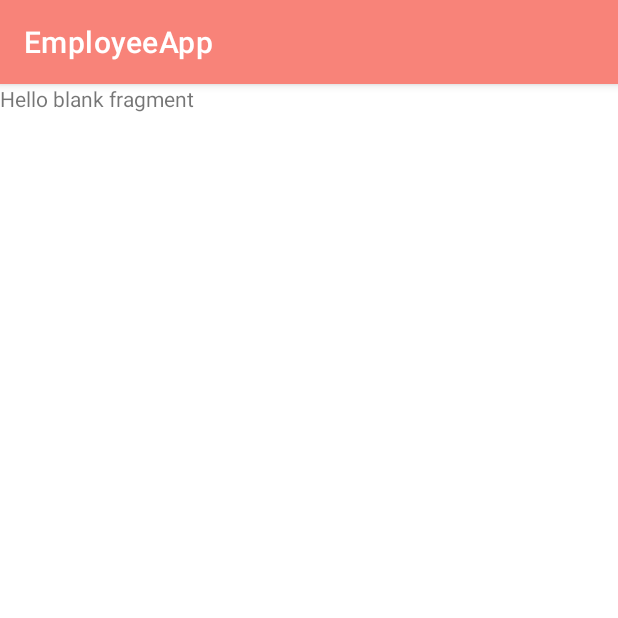
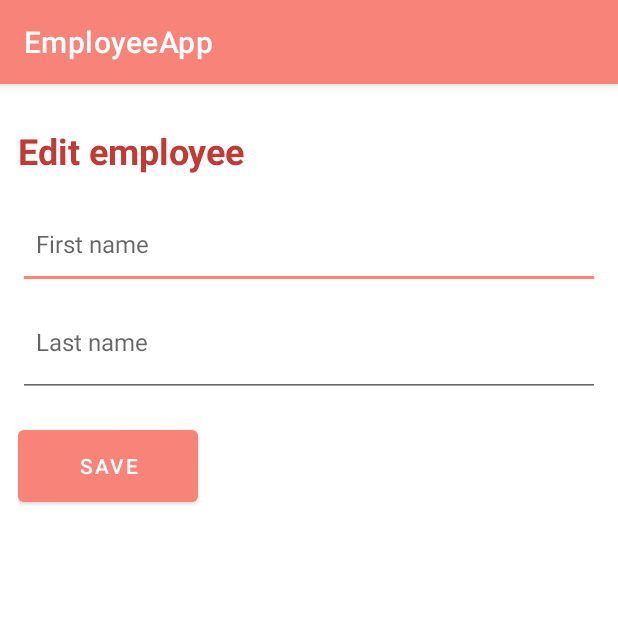
Before and after one commit to florscolari/EmployeeAppProject, an Android app: the fragment EditEmployeeFragment shown on its own in the app's theme, on a phone screen of 412 x 824 dp, the top half of it. Run offline under Robolectric (Android 15) with nearby library versions, the phone set to English and light mode, and no system bars; our stand-ins replace data binding.

Commit message:
added layout for edit employee

```diff
--- a/app/src/main/res/layout/fragment_edit_employee.xml
+++ b/app/src/main/res/layout/fragment_edit_employee.xml
@@ -1,14 +1,61 @@
 <?xml version="1.0" encoding="utf-8"?>
-<FrameLayout xmlns:android="http://schemas.android.com/apk/res/android"
+<layout
+    xmlns:android="http://schemas.android.com/apk/res/android"
     xmlns:tools="http://schemas.android.com/tools"
-    android:layout_width="match_parent"
-    android:layout_height="match_parent"
-    tools:context=".fragments.EditEmployeeFragment">
+    xmlns:app="http://schemas.android.com/apk/res-auto">
 
-    <!-- TODO: Update blank fragment layout -->
-    <TextView
+    <RelativeLayout
         android:layout_width="match_parent"
         android:layout_height="match_parent"
-        android:text="@string/hello_blank_fragment" />
+        android:orientation="vertical"
+        tools:context=".NewNoteFragment"
+        android:padding="12dp">
 
-</FrameLayout>
+        <TextView
+            android:id="@+id/editEmployeeHeading"
+            android:layout_width="wrap_content"
+            android:layout_height="wrap_content"
+            android:layout_alignParentTop="true"
+            android:layout_marginTop="16dp"
+            android:fontFamily="@font/poppins"
+            android:text="@string/edit_employee"
+            android:textStyle="bold"
+            android:textColor="@color/red"
+            android:textSize="24sp" />
+
+        <EditText
+            android:id="@+id/editEmployeeFirstName"
+            android:layout_width="match_parent"
+            android:layout_height="60dp"
+            android:autofillHints=""
+            android:hint="@string/enter_first_name"
+            android:inputType="text"
+            android:padding="12dp"
+            android:textSize="16sp"
+            android:layout_below="@id/editEmployeeHeading"
+            android:layout_marginTop="16dp"
+            android:maxLines="1"
+            android:fontFamily="@font/poppins"/>
+
+        <EditText
+            android:id="@+id/editEmployeeLastName"
+            android:layout_width="match_parent"
+            android:layout_height="60dp"
+            android:hint="@string/enter_last_name"
+            android:autofillHints=""
+            android:inputType="text"
+            android:gravity="top"
+            android:padding="12dp"
+            android:textSize="16sp"
+            android:fontFamily="@font/poppins"
+            android:layout_below="@id/editEmployeeFirstName"
+            android:layout_marginTop="12dp" />
+
+        <Button
+            android:layout_width="120dp"
+            android:layout_height="60dp"
+            android:text="@string/save"
+            android:layout_below="@id/editEmployeeLastName"
+            android:layout_marginTop="16dp"/>
+    </RelativeLayout>
+</layout>
--- a/app/src/main/res/values/strings.xml
+++ b/app/src/main/res/values/strings.xml
@@ -9,4 +9,5 @@
     <string name="enter_first_name">First name</string>
     <string name="enter_last_name">Last name</string>
     <string name="add_employee">Add Employee</string>
+    <string name="edit_employee">Edit employee</string>
 </resources>
```
